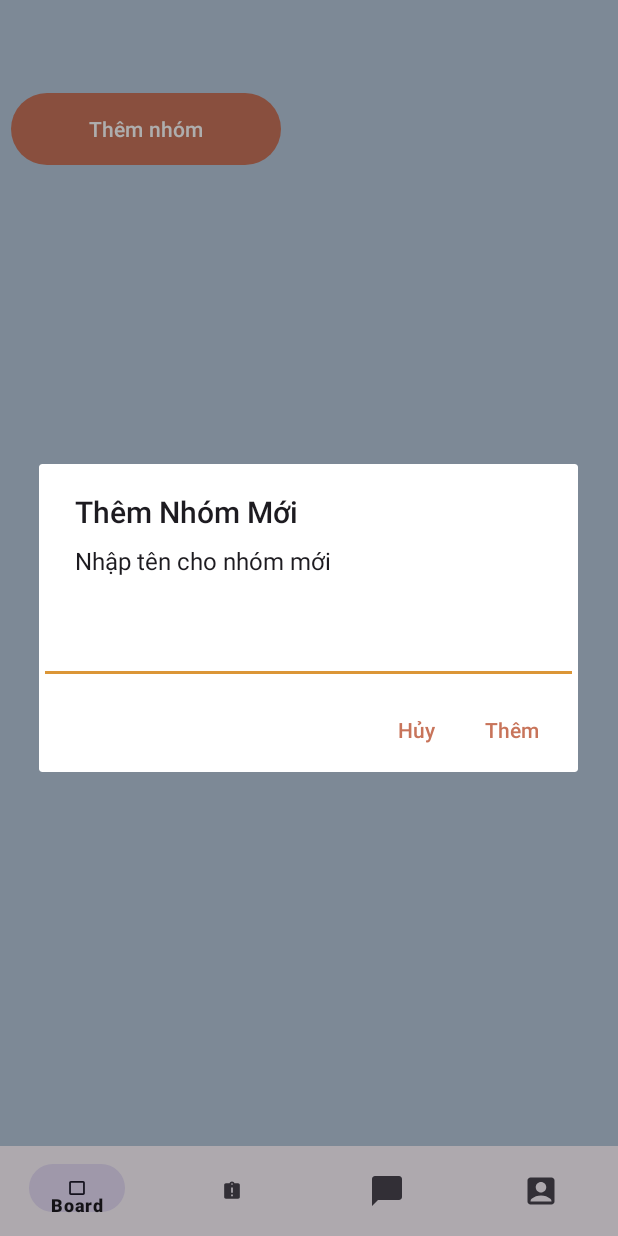
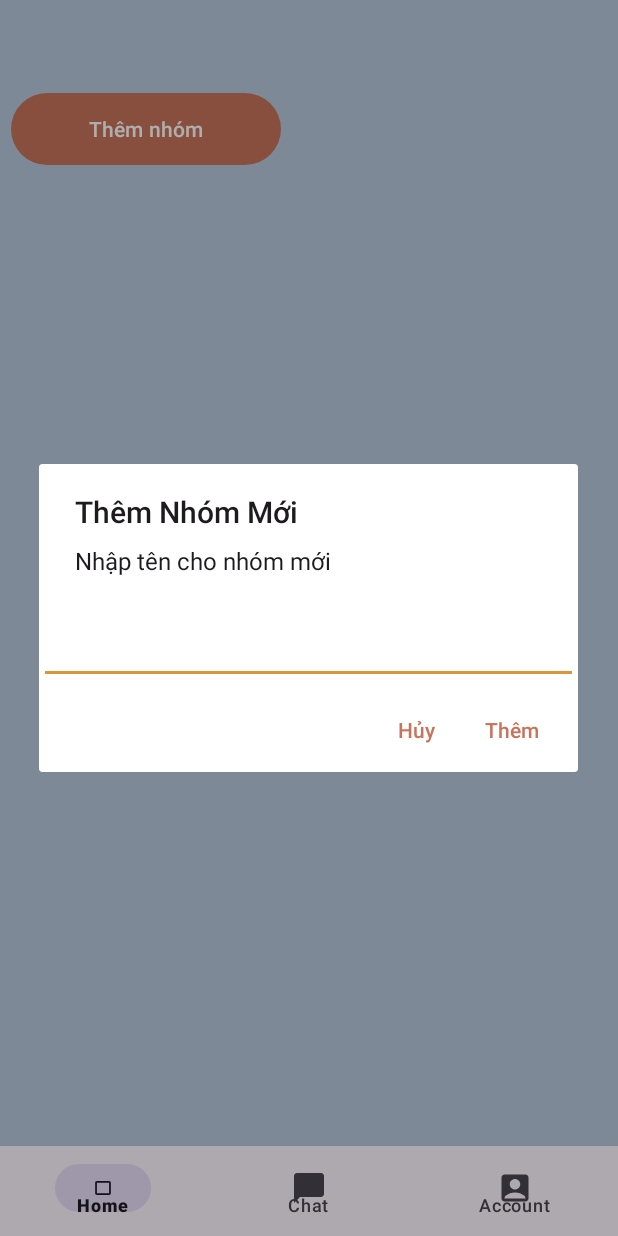
Before and after one commit to KuroNekoW/SE114_DoAn, an Android app: the MainActivity screen opened directly, with no data from a screen before it, after a tap on "Thêm nhóm", on a phone screen of 412 x 824 dp. Run offline under Robolectric (Android 15) with nearby library versions, the phone set to English and light mode, and no system bars; our stand-ins replace Firebase (no records; nobody signed in at launch, a user with empty details on screens opened directly), navigation-ui.

Commit message:
Sửa tên 1 số cái với xóa phần thừa

```diff
--- a/app/src/main/res/menu/bottom_navigation_menu.xml
+++ b/app/src/main/res/menu/bottom_navigation_menu.xml
@@ -3,11 +3,7 @@
     <item
         android:id="@+id/nav_board"
         android:icon="@drawable/ic_board_foreground"
-        android:title="Board" />
-    <item
-        android:id="@+id/nav_notifications"
-        android:icon="@drawable/ic_notifications"
-        android:title="Thông báo" />
+        android:title="Home" />
     <item
         android:id="@+id/nav_chat"
         android:title="Chat"
@@ -15,5 +11,5 @@
     <item
         android:id="@+id/nav_account"
         android:icon="@drawable/ic_account"
-        android:title="Tài khoản" />
+        android:title="Account" />
 </menu>
```
